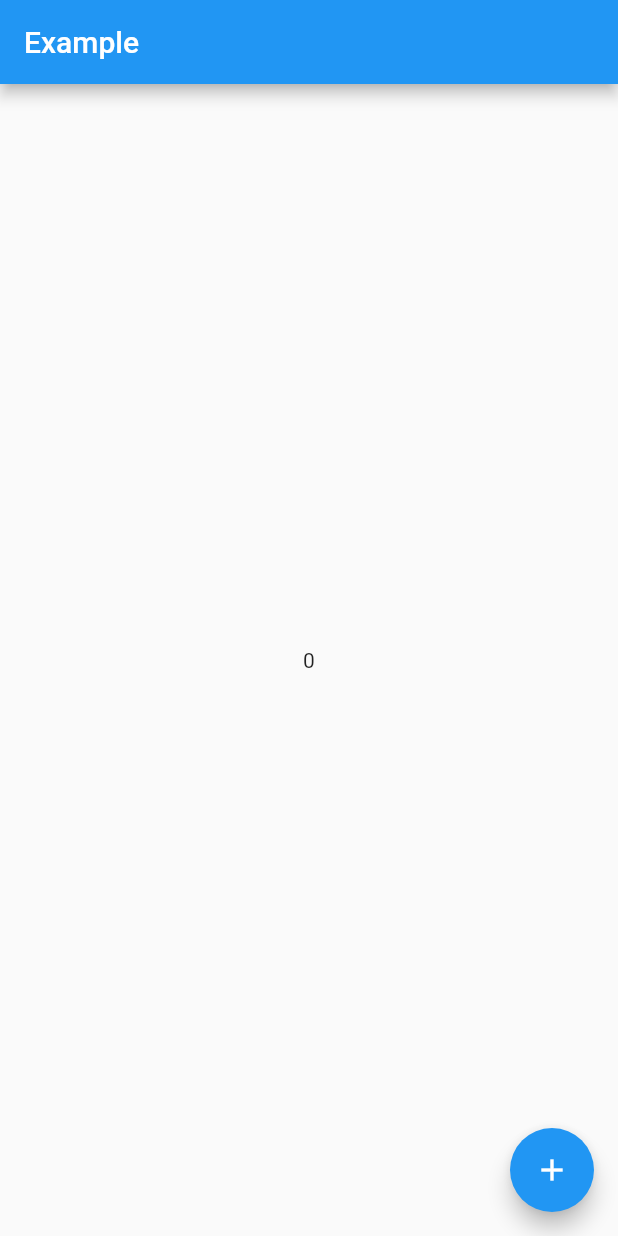
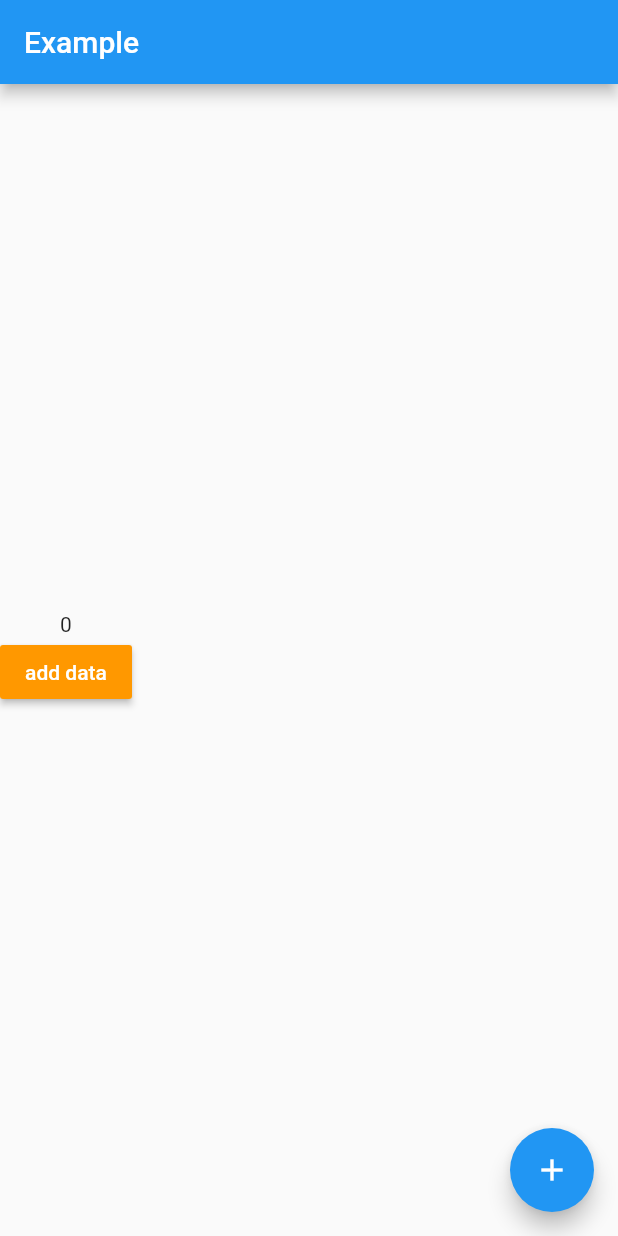
Before and after one commit to kmachida12345/flutter_mvvm_practice, a Flutter app: the screen it shows after launch, after a tap on "using Riverpod", on a phone screen of 412 x 824 dp. Run offline on Flutter 3.47's test engine with Material 2 defaults, Android fonts, the phone set to English and light mode, and no system bars; our stand-ins replace cloud_firestore, flutter_riverpod; accounts and stored records are empty.

```diff
--- a/lib/RiverpodPractice.dart
+++ b/lib/RiverpodPractice.dart
@@ -1,20 +1,42 @@
+import 'package:cloud_firestore/cloud_firestore.dart';
 import 'package:flutter/material.dart';
 import 'package:flutter_riverpod/flutter_riverpod.dart';
 
 // We create a "provider", which will store a value (here "Hello world").
 // By using a provider, this allows us to mock/override the value exposed.
-final counterProvider = ChangeNotifierProvider((ref) => _RiverpodPracticeCounter());
+final counterProvider =
+    ChangeNotifierProvider((ref) => _RiverpodPracticeCounter());
 
 // Extend ConsumerWidget instead of StatelessWidget, which is exposed by Riverpod
 class RiverpodPractice extends ConsumerWidget {
   @override
   Widget build(BuildContext context, ScopedReader watch) {
-
     return MaterialApp(
       home: Scaffold(
         appBar: AppBar(title: Text('Example')),
-        body: Center(
-          child: Text('${watch(counterProvider).counter}'),
+        body: Column(
+          mainAxisAlignment: MainAxisAlignment.center,
+          children: [
+            Text('${watch(counterProvider).counter}'),
+            RaisedButton(
+              child: const Text('add data'),
+              color: Colors.orange,
+              textColor: Colors.white,
+              onPressed: () {
+                print('hoge');
+                CollectionReference users =
+                    FirebaseFirestore.instance.collection('addtestdesu');
+                users
+                    .add({
+                      'hoge': 'hoge${watch(counterProvider).counter}',
+                      'fuga': 'fuga',
+                      'age': 1
+                    })
+                    .then((value) => print('hoge user added.'))
+                    .catchError((error) => print('hoge failed. $error'));
+              },
+            )
+          ],
         ),
         floatingActionButton: _RiverpodPracticePageFab(),
       ),
@@ -26,7 +48,7 @@ class _RiverpodPracticePageFab extends StatelessWidget {
   @override
   Widget build(BuildContext context) {
     return FloatingActionButton(
-      onPressed:() {
+      onPressed: () {
         context.read(counterProvider).incrementCounter();
       },
       tooltip: 'Increment',
@@ -37,6 +59,7 @@ class _RiverpodPracticePageFab extends StatelessWidget {
 
 class _RiverpodPracticeCounter extends ChangeNotifier {
   int _counter = 0;
+
   int get counter => _counter;
 
   void incrementCounter() {
--- a/pubspec.yaml
+++ b/pubspec.yaml
@@ -26,6 +26,8 @@ dependencies:
   provider: ^4.3.2+3
   flutter_riverpod: ^0.12.1
 
+  firebase_core: ^0.5.3
+  cloud_firestore: ^0.14.4
   # The following adds the Cupertino Icons font to your application.
   # Use with the CupertinoIcons class for iOS style icons.
   cupertino_icons: ^1.0.0
```
Also changed, not shown: lib/model/TaskRepository.dart (added), 3 other files.
